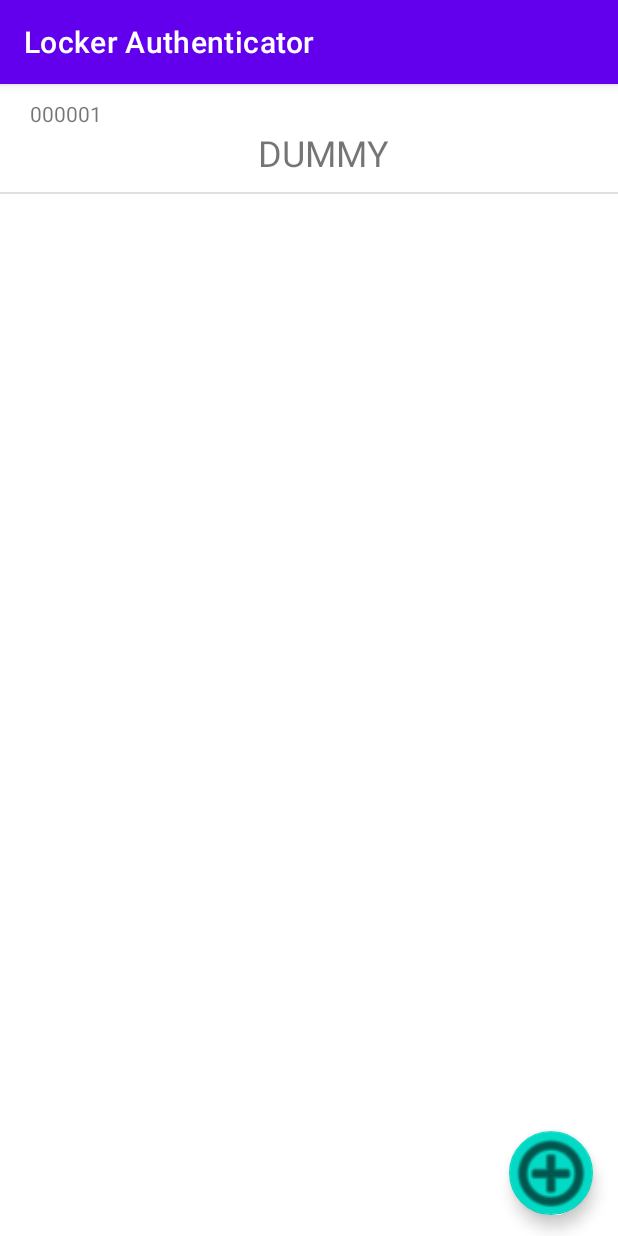
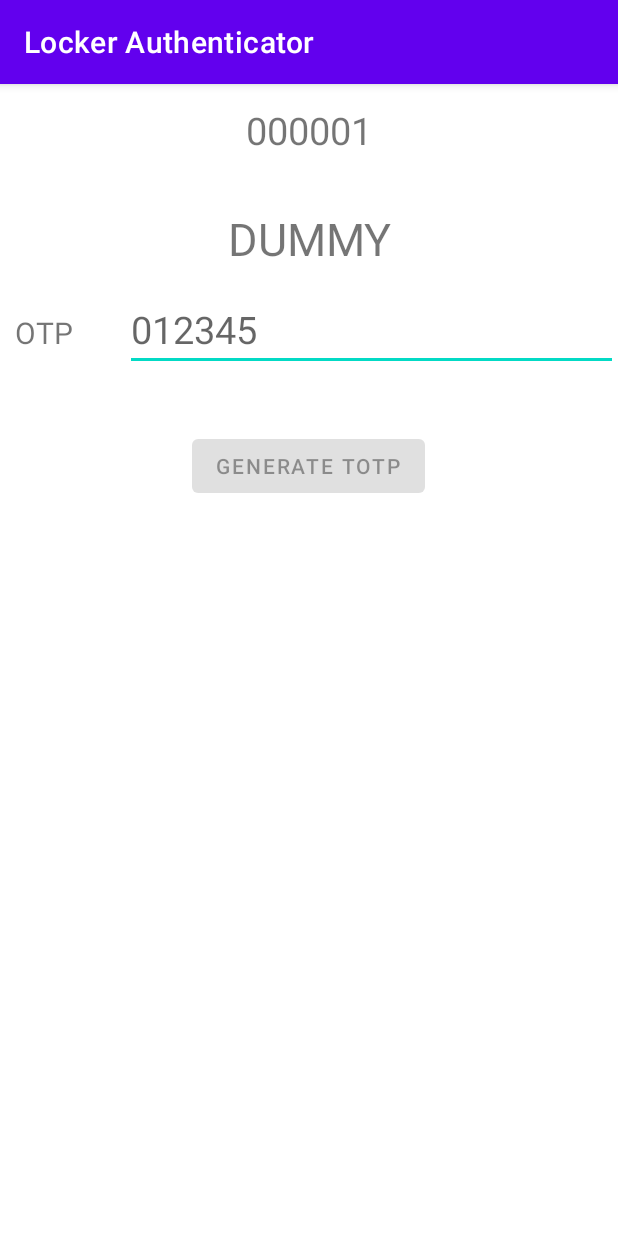
Before and after one commit to vineethraik/Final_Year_Project, an Android app: the MainActivity screen opened directly, with no data from a screen before it, after a tap on "000001", on a phone screen of 412 x 824 dp. Run offline under Robolectric (Android 15) with nearby library versions, the light colour scheme and no system bars; 1 statement that could not run was skipped.

Commit message:
updating android files

```diff
--- a/LockerAuthenticator/app/src/main/java/com/vrkcreations/lockerauthenticator/MainActivity.java
+++ b/LockerAuthenticator/app/src/main/java/com/vrkcreations/lockerauthenticator/MainActivity.java
@@ -15,6 +15,7 @@ import android.widget.ListView;
 import android.widget.TextView;
 import android.widget.Toast;
 
+import com.google.android.material.floatingactionbutton.FloatingActionButton;
 import com.google.gson.Gson;
 
 import java.util.ArrayList;
@@ -29,6 +30,7 @@ public class MainActivity extends AppCompatActivity {
     Locker temp_locker;
 
     ListView device_list;
+    FloatingActionButton add_new_button;
 
     Userdata userdata = new Userdata();
     Functions functions = new Functions();
@@ -70,14 +72,21 @@ public class MainActivity extends AppCompatActivity {
 
     void init_view(){
         device_list=findViewById(R.id.device_listview);
+        add_new_button=findViewById(R.id.add_new_device_button);
     }
 
     void listeners(){
         device_list.setOnItemClickListener(new AdapterView.OnItemClickListener() {
             @Override
             public void onItemClick(AdapterView<?> adapterView, View view, int i, long l) {
-                startActivity(new Intent(getApplicationContext(),MainActivity.class).putExtra("locker_data",gson.toJson(userdata.devices.get(i))));
+                startActivity(new Intent(getApplicationContext(),locker_activity.class).putExtra("locker_data",gson.toJson(userdata.devices.get(i))));
                 Toast.makeText(getApplicationContext(),"position:"+i,Toast.LENGTH_LONG).show();
+            }
+        });
+        add_new_button.setOnClickListener(new View.OnClickListener() {
+            @Override
+            public void onClick(View view) {
+                startActivity(new Intent(getApplicationContext(),add_device_activity.class));
             }
         });
     }
--- a/LockerAuthenticator/app/src/main/java/com/vrkcreations/lockerauthenticator/Userdata.java
+++ b/LockerAuthenticator/app/src/main/java/com/vrkcreations/lockerauthenticator/Userdata.java
@@ -1,4 +1,6 @@
 package com.vrkcreations.lockerauthenticator;
+
+import android.content.SharedPreferences;
 
 import androidx.annotation.NonNull;
 
@@ -7,6 +9,7 @@ import java.util.ArrayList;
 public class Userdata {
     public final String shared_preferences_data_key = "User_data";
     public final String shared_preferences_key = "Offline_data";
+
 
     private boolean Registered =false;
     private boolean Idset=false;
--- /dev/null
+++ b/LockerAuthenticator/app/src/main/java/com/vrkcreations/lockerauthenticator/locker_activity.java
@@ -0,0 +1,133 @@
+package com.vrkcreations.lockerauthenticator;
+
+import androidx.appcompat.app.AppCompatActivity;
+
+import android.content.Intent;
+import android.content.SharedPreferences;
+import android.os.Bundle;
+import android.text.Editable;
+import android.text.TextWatcher;
+import android.view.View;
+import android.widget.Button;
+import android.widget.EditText;
+import android.widget.TextView;
+
+import com.google.gson.Gson;
+
+import java.text.SimpleDateFormat;
+import java.util.Date;
+import java.util.Timer;
+import java.util.TimerTask;
+
+public class locker_activity extends AppCompatActivity {
+    Intent intent;
+    Locker locker;
+    Timer timer=new Timer();
+    TimerTask timerTask;
+    int time_left=0;
+
+    TextView locker_id_textview;
+    TextView locker_name_textview;
+    EditText OTP_textview;
+    Button generate_TOTP_button;
+    TextView totp_textview;
+    TextView time_left_textview;
+    View totp_layout;
+    View timeleft_layout;
+
+
+    Userdata userdata = new Userdata();
+    Functions functions = new Functions();
+    SharedPreferences sharedPreferences;
+    SharedPreferences.Editor offline_data;
+    Gson gson = new Gson();
+
+    @Override
+    protected void onCreate(Bundle savedInstanceState) {
+        super.onCreate(savedInstanceState);
+        setContentView(R.layout.activity_locker);
+        init_views();
+        init();
+        init_listeners();
+    }
+
+    private void init(){
+        intent=getIntent();
+        locker=gson.fromJson(intent.getStringExtra("locker_data"),Locker.class);
+        locker_id_textview.setText(locker.getId());
+        locker_name_textview.setText(locker.getName());
+
+        generate_TOTP_button.setEnabled(false);
+
+        totp_layout.setVisibility(View.INVISIBLE);
+        timeleft_layout.setVisibility(View.INVISIBLE);
+
+
+    }
+
+    private void init_views(){
+        locker_id_textview=findViewById(R.id.locker_id);
+        locker_name_textview=findViewById(R.id.locker_name);
+        OTP_textview=findViewById(R.id.otp_edittext);
+        generate_TOTP_button=findViewById(R.id.generate_totp_button);
+        totp_textview=findViewById(R.id.totp_textview);
+        time_left_textview=findViewById(R.id.timeleft_textview);
+
+        totp_layout=findViewById(R.id.totp_show_layout);
+        timeleft_layout=findViewById(R.id.time_left_layout);
+
+    }
+
+    private void init_listeners() {
+        OTP_textview.addTextChangedListener(new TextWatcher() {
+            @Override
+            public void beforeTextChanged(CharSequence charSequence, int i, int i1, int i2) {
+
+            }
+
+            @Override
+            public void onTextChanged(CharSequence charSequence, int i, int i1, int i2) {
+                if(charSequence.length()==6){
+                    generate_TOTP_button.setEnabled(true);
+                }else{
+                    generate_TOTP_button.setEnabled(false);
+                }
+            }
+
+            @Override
+            public void afterTextChanged(Editable editable) {
+
+            }
+        });
+        generate_TOTP_button.setOnClickListener(new View.OnClickListener() {
+            @Override
+            public void onClick(View view) {
+                timerTask=new TimerTask() {
+                    @Override
+                    public void run() {
+                        runOnUiThread(new Runnable() {
+                            @Override
+                            public void run() {
+                                SimpleDateFormat sdf=new SimpleDateFormat("ss");
+                                time_left=60- new Integer(sdf.format(new Date()));
+                                totp_textview.setText(locker.get_TOTP(OTP_textview.getText().toString()));
+                                time_left_textview.setText(time_left+" seconds");
+                                totp_layout.setVisibility(View.VISIBLE);
+                                timeleft_layout.setVisibility(View.VISIBLE);
+                            }
+                        });
+                    }
+                };
+                timer.schedule(timerTask,0,1000);
+            }
+        });
+    }
+
+
+
+    @Override
+    protected void onDestroy() {
+        super.onDestroy();
+        timer.cancel();
+    }
+}
--- /dev/null
+++ b/LockerAuthenticator/app/src/main/res/layout/activity_locker.xml
@@ -0,0 +1,151 @@
+<?xml version="1.0" encoding="utf-8"?>
+<androidx.constraintlayout.widget.ConstraintLayout xmlns:android="http://schemas.android.com/apk/res/android"
+    xmlns:app="http://schemas.android.com/apk/res-auto"
+    xmlns:tools="http://schemas.android.com/tools"
+    android:layout_width="match_parent"
+    android:layout_height="match_parent"
+    tools:context=".locker_activity">
+
+    <TextView
+        android:id="@+id/locker_id"
+        android:layout_width="match_parent"
+        android:layout_height="wrap_content"
+        android:gravity="center_horizontal"
+        android:text="TextView"
+        android:textSize="25dp"
+        app:layout_constraintBottom_toBottomOf="parent"
+        app:layout_constraintEnd_toEndOf="parent"
+        app:layout_constraintHorizontal_bias="0.498"
+        app:layout_constraintStart_toStartOf="parent"
+        app:layout_constraintTop_toTopOf="parent"
+        app:layout_constraintVertical_bias="0.018" />
+
+    <TextView
+        android:id="@+id/locker_name"
+        android:layout_width="match_parent"
+        android:layout_height="wrap_content"
+        android:gravity="center_horizontal"
+        android:text="TextView"
+        android:textSize="30dp"
+        app:layout_constraintBottom_toBottomOf="parent"
+        app:layout_constraintEnd_toEndOf="parent"
+        app:layout_constraintHorizontal_bias="0.498"
+        app:layout_constraintStart_toStartOf="parent"
+        app:layout_constraintTop_toBottomOf="@+id/locker_id"
+        app:layout_constraintVertical_bias="0.051" />
+
+    <LinearLayout
+        android:id="@+id/linearLayout"
+        android:layout_width="match_parent"
+        android:layout_height="wrap_content"
+        android:layout_marginBottom="2dp"
+        android:orientation="horizontal"
+        android:paddingStart="10sp"
+        app:layout_constraintBottom_toBottomOf="parent"
+        app:layout_constraintEnd_toEndOf="parent"
+        app:layout_constraintHorizontal_bias="1.0"
+        app:layout_constraintStart_toStartOf="parent"
+        app:layout_constraintTop_toBottomOf="@+id/locker_name"
+        app:layout_constraintVertical_bias="0.022">
+
+        <TextView
+            android:id="@+id/textView11"
+            android:layout_width="wrap_content"
+            android:layout_height="wrap_content"
+            android:layout_weight="1"
+            android:text="OTP"
+            android:textSize="20dp" />
+
+        <EditText
+            android:id="@+id/otp_edittext"
+            android:layout_width="wrap_content"
+            android:layout_height="wrap_content"
+            android:layout_weight="1"
+            android:ems="10"
+            android:hint="012345"
+            android:inputType="number"
+            android:textSize="25sp"
+            app:layout_constraintEnd_toEndOf="parent"
+            app:layout_constraintStart_toStartOf="parent"
+            tools:ignore="SpeakableTextPresentCheck" />
+    </LinearLayout>
+
+    <Button
+        android:id="@+id/generate_totp_button"
+        android:layout_width="wrap_content"
+        android:layout_height="wrap_content"
+        android:text="Generate TOTP"
+        app:layout_constraintBottom_toBottomOf="parent"
+        app:layout_constraintEnd_toEndOf="parent"
+        app:layout_constraintHorizontal_bias="0.498"
+        app:layout_constraintStart_toStartOf="parent"
+        app:layout_constraintTop_toBottomOf="@+id/linearLayout"
+        app:layout_constraintVertical_bias="0.074" />
+
+    <LinearLayout
+        android:id="@+id/totp_show_layout"
+        android:layout_width="match_parent"
+        android:layout_height="50dp"
+        android:orientation="horizontal"
+        android:paddingStart="10sp"
+        app:layout_constraintBottom_toBottomOf="parent"
+        app:layout_constraintEnd_toEndOf="parent"
+        app:layout_constraintHorizontal_bias="0.0"
+        app:layout_constraintStart_toStartOf="parent"
+        app:layout_constraintTop_toBottomOf="@+id/generate_totp_button"
+        app:layout_constraintVertical_bias="0.034">
+
+        <TextView
+            android:id="@+id/textView13"
+            android:layout_width="wrap_content"
+            android:layout_height="wrap_content"
+            android:layout_weight="1"
+            android:text="TOTP"
+            android:textSize="20sp"
+            app:layout_constraintEnd_toEndOf="parent"
+            app:layout_constraintStart_toStartOf="parent" />
+
+        <TextView
+            android:id="@+id/totp_textview"
+            android:layout_width="wrap_content"
+            android:layout_height="wrap_content"
+            android:layout_weight="1"
+            android:text="TextView"
+            android:textSize="20sp" />
+
+    </LinearLayout>
+
+    <LinearLayout
+        android:id="@+id/time_left_layout"
+        android:layout_width="match_parent"
+        android:layout_height="50dp"
+        android:layout_marginTop="20dp"
+        android:orientation="horizontal"
+        android:paddingStart="10sp"
+        app:layout_constraintBottom_toBottomOf="parent"
+        app:layout_constraintEnd_toEndOf="parent"
+        app:layout_constraintHorizontal_bias="1.0"
+        app:layout_constraintStart_toStartOf="parent"
+        app:layout_constraintTop_toBottomOf="@+id/totp_show_layout"
+        app:layout_constraintVertical_bias="0.028">
+
+        <TextView
+            android:id="@+id/textView15"
+            android:layout_width="wrap_content"
+            android:layout_height="wrap_content"
+            android:layout_weight="1"
+            android:text="Time left"
+            android:textSize="20sp"
+            app:layout_constraintEnd_toEndOf="parent"
+            app:layout_constraintStart_toStartOf="parent" />
+
+        <TextView
+            android:id="@+id/timeleft_textview"
+            android:layout_width="wrap_content"
+            android:layout_height="wrap_content"
+            android:layout_weight="1"
+            android:text="TextView"
+            android:textSize="20sp" />
+    </LinearLayout>
+
+</androidx.constraintlayout.widget.ConstraintLayout>
--- a/LockerAuthenticator/app/src/main/res/values/strings.xml
+++ b/LockerAuthenticator/app/src/main/res/values/strings.xml
@@ -7,6 +7,7 @@
     <string name="second_fragment_label">Second Fragment</string>
     <string name="next">Next</string>
     <string name="previous">Previous</string>
+    <string name="sync_info">Connect to the wifi named \"Locker\" and press sync button</string>
 
     <string name="hello_first_fragment">Hello first fragment</string>
     <string name="hello_second_fragment">Hello second fragment. Arg: %1$s</string>
--- a/LockerAuthenticator/build.gradle
+++ b/LockerAuthenticator/build.gradle
@@ -1,7 +1,7 @@
 // Top-level build file where you can add configuration options common to all sub-projects/modules.
 plugins {
-    id 'com.android.application' version '7.1.2' apply false
-    id 'com.android.library' version '7.1.2' apply false
+    id 'com.android.application' version '7.1.3' apply false
+    id 'com.android.library' version '7.1.3' apply false
 }
 
 task clean(type: Delete) {
```
Also changed, not shown: LockerAuthenticator/app/src/main/AndroidManifest.xml (+9 -3 lines), LockerAuthenticator/app/src/main/java/com/vrkcreations/lockerauthenticator/Locker.java (+7 -2 lines), LockerAuthenticator/app/src/main/java/com/vrkcreations/lockerauthenticator/add_device_activity.java (added, +115 -0 lines), LockerAuthenticator/app/src/main/res/layout/activity_add_device.xml (added, +171 -0 lines).
